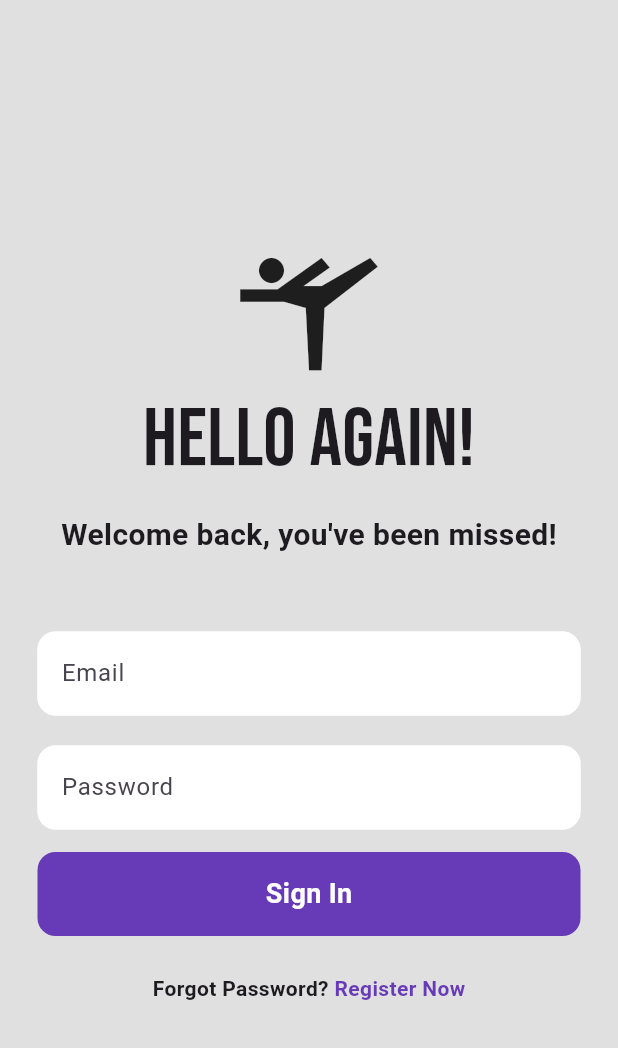
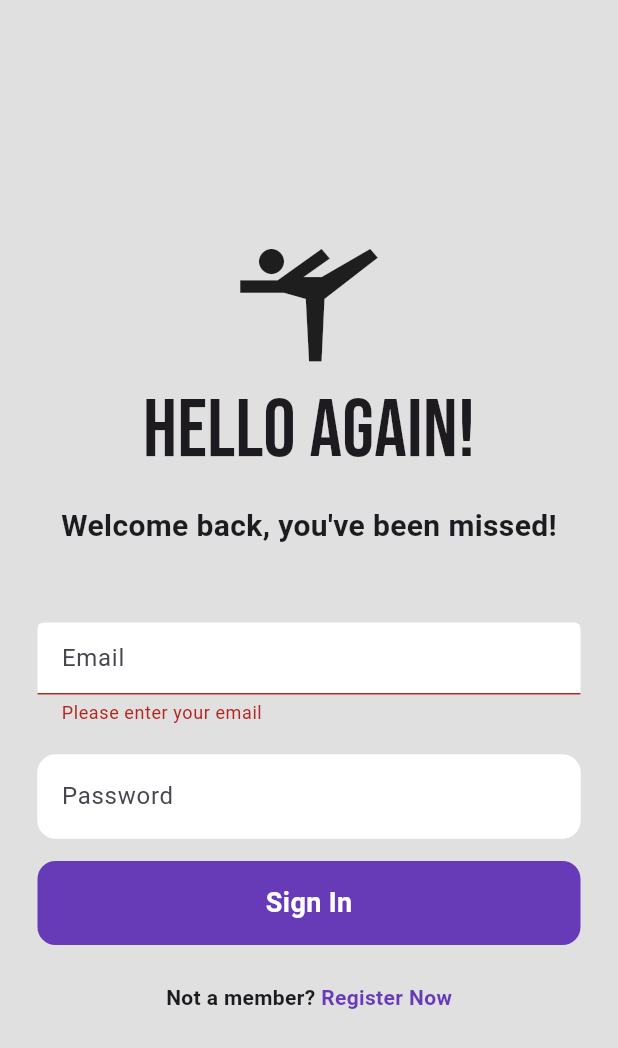
Before and after one commit to rishithamenush/FirebaseApp, a Flutter app: the screen it shows after launch, after a tap on "Sign In", on a phone screen of 412 x 824 dp. Shown: the top 1048 px of the screen. Run offline on Flutter 3.47's test engine with Material 3 defaults, Android fonts, the phone set to English and light mode, and no system bars; our stand-ins replace firebase_auth, firebase_core, google_fonts; accounts and stored records are empty.

Commit message:
Update the login page

```diff
--- a/lib/pages/login_page.dart
+++ b/lib/pages/login_page.dart
@@ -2,6 +2,8 @@ import 'package:firebase_auth/firebase_auth.dart';
 import 'package:flutter/cupertino.dart';
 import 'package:flutter/material.dart';
 import 'package:google_fonts/google_fonts.dart';
+
+import '../widgets/error_box.dart';
 
 class LoginPage extends StatefulWidget {
   final VoidCallback showRegisterPage;
@@ -14,12 +16,28 @@ class LoginPage extends StatefulWidget {
 class _LoginPageState extends State<LoginPage> {
   final _emailController = TextEditingController();
   final _passwordController = TextEditingController();
+  final _formKey = GlobalKey<FormState>();
+  bool _isSigningIn = false;
 
-  Future signIn() async{
+  Future<void> signIn() async {
+    if (_formKey.currentState!.validate() && !_isSigningIn) {
+      setState(() {
+        _isSigningIn = true;
+      });
+      try {
         await FirebaseAuth.instance.signInWithEmailAndPassword(
           email: _emailController.text.trim(),
-        password: _passwordController.text.trim()
+          password: _passwordController.text.trim(),
         );
+      } on FirebaseAuthException catch (e) {
+        showErrorDialog(
+            context, "Login Failed", e.message ?? "An unknown error occurred");
+      } finally {
+        setState(() {
+          _isSigningIn = false; // Ensures the button resets after completion
+        });
+      }
+    }
   }
 
   @override
@@ -33,9 +51,13 @@ class _LoginPageState extends State<LoginPage> {
   Widget build(BuildContext context) {
     return Scaffold(
       backgroundColor: Colors.grey[300],
-      body: SafeArea(
+      body: Stack(
+        children: [
+          SafeArea(
             child: Center(
               child: SingleChildScrollView(
+                child: Form(
+                  key: _formKey,
                   child: Column(
                     mainAxisAlignment: MainAxisAlignment.center,
                     children: [
@@ -43,26 +65,36 @@ class _LoginPageState extends State<LoginPage> {
                         Icons.sports_gymnastics,
                         size: 100,
                       ),
-                //login animation
-                Text("Hello Again!",
+                      Text(
+                        "Hello Again!",
                         style: GoogleFonts.bebasNeue(
-                  fontSize: 54
-                ),),
-                const SizedBox(height: 10,),
-
-                const Text("Welcome back, you\'ve been missed!",
+                          fontSize: 54,
+                        ),
+                      ),
+                      const SizedBox(height: 10),
+                      const Text(
+                        "Welcome back, you've been missed!",
                         style: TextStyle(
                           fontWeight: FontWeight.bold,
                           fontSize: 20,
-                  ),),
+                        ),
+                      ),
+                      const SizedBox(height: 50),
 
-                const SizedBox(height: 50,),
-
-                //email text field
+                      // Email TextFormField with validator
                       Padding(
                         padding: const EdgeInsets.symmetric(horizontal: 25.0),
-                  child: TextField(
+                        child: TextFormField(
                           controller: _emailController,
+                          validator: (value) {
+                            if (value == null || value.isEmpty) {
+                              return "Please enter your email";
+                            } else if (!RegExp(r'^[\w-\.]+@([\w-]+\.)+[\w]{2,4}$')
+                                .hasMatch(value)) {
+                              return 'Please enter a valid email address';
+                            }
+                            return null;
+                          },
                           decoration: InputDecoration(
                             enabledBorder: OutlineInputBorder(
                               borderSide: BorderSide(color: Colors.white),
@@ -78,13 +110,12 @@ class _LoginPageState extends State<LoginPage> {
                           ),
                         ),
                       ),
-                const SizedBox(height: 20,),
+                      const SizedBox(height: 20),
 
-                //password Text field
-
+                      // Password TextFormField
                       Padding(
                         padding: const EdgeInsets.symmetric(horizontal: 25.0),
-                  child: TextField(
+                        child: TextFormField(
                           controller: _passwordController,
                           obscureText: true,
                           decoration: InputDecoration(
@@ -102,50 +133,94 @@ class _LoginPageState extends State<LoginPage> {
                           ),
                         ),
                       ),
+                      const SizedBox(height: 15),
 
-                const SizedBox(height: 15,),
-                //sign in button
+                      // Sign-in button with disable handling
                       Padding(
                         padding: const EdgeInsets.symmetric(horizontal: 25),
                         child: GestureDetector(
-                    onTap: signIn,
+                          onTap: _isSigningIn ? null : signIn,
                           child: Container(
-                      padding: EdgeInsets.all(15),
-                      decoration: BoxDecoration(color: Colors.deepPurple,
-                      borderRadius: BorderRadius.circular(12)),
-                      child: const Center(
-                        child: Text("Sign In",
-                        style: TextStyle(color: Colors.white,
+                            padding: const EdgeInsets.all(15),
+                            decoration: BoxDecoration(
+                              color: _isSigningIn ? Colors.grey : Colors.deepPurple,
+                              borderRadius: BorderRadius.circular(12),
+                            ),
+                            child: Center(
+                              child: _isSigningIn
+                                  ? const CircularProgressIndicator(color: Colors.white)
+                                  : const Text(
+                                "Sign In",
+                                style: TextStyle(
+                                  color: Colors.white,
                                   fontWeight: FontWeight.bold,
-                        fontSize: 18),),
+                                  fontSize: 18,
                                 ),
                               ),
                             ),
                           ),
-                const SizedBox(height: 25,),
-                //not a member? register now
+                        ),
+                      ),
+                      const SizedBox(height: 25),
+
+                      // Not a member? Register now
                       Row(
                         mainAxisAlignment: MainAxisAlignment.center,
                         children: [
-                    const Text("Forgot Password? ",
+                          const Text(
+                            "Not a member? ",
                             style: TextStyle(
-                      fontWeight: FontWeight.bold
-                    ),),
+                              fontWeight: FontWeight.bold,
+                            ),
+                          ),
                           GestureDetector(
                             onTap: widget.showRegisterPage,
-                      child: const Text("Register Now",
+                            child: const Text(
+                              "Register Now",
                               style: TextStyle(
                                 color: Colors.deepPurple,
-                        fontWeight: FontWeight.bold
-                      ),),
+                                fontWeight: FontWeight.bold,
+                              ),
+                            ),
                           ),
                         ],
-                )
+                      ),
                     ],
                   ),
                 ),
               ),
             ),
+          ),
+          if (_isSigningIn)
+            Container(
+              color: Colors.black.withOpacity(0.5), // Semi-transparent background
+              child: const Center(
+                child: CircularProgressIndicator(
+                  color: Colors.deepPurple,
+                ),
+              ),
+            ),
+        ],
+      ),
+    );
+  }
+
+  void showErrorDialog(BuildContext context, String title, String message) {
+    showDialog(
+      context: context,
+      barrierDismissible: true,
+      builder: (context) {
+        return Dialog(
+          shape: RoundedRectangleBorder(
+            borderRadius: BorderRadius.circular(15),
+          ),
+          insetPadding: const EdgeInsets.symmetric(horizontal: 40, vertical: 34),
+          child: ErrorBox(
+            title: title,
+            message: message,
+          ),
+        );
+      },
     );
   }
 }
```
Also changed, not shown: lib/widgets/error_box.dart (+4 -4 lines). Lines whose indentation alone changed are shown as unchanged.
